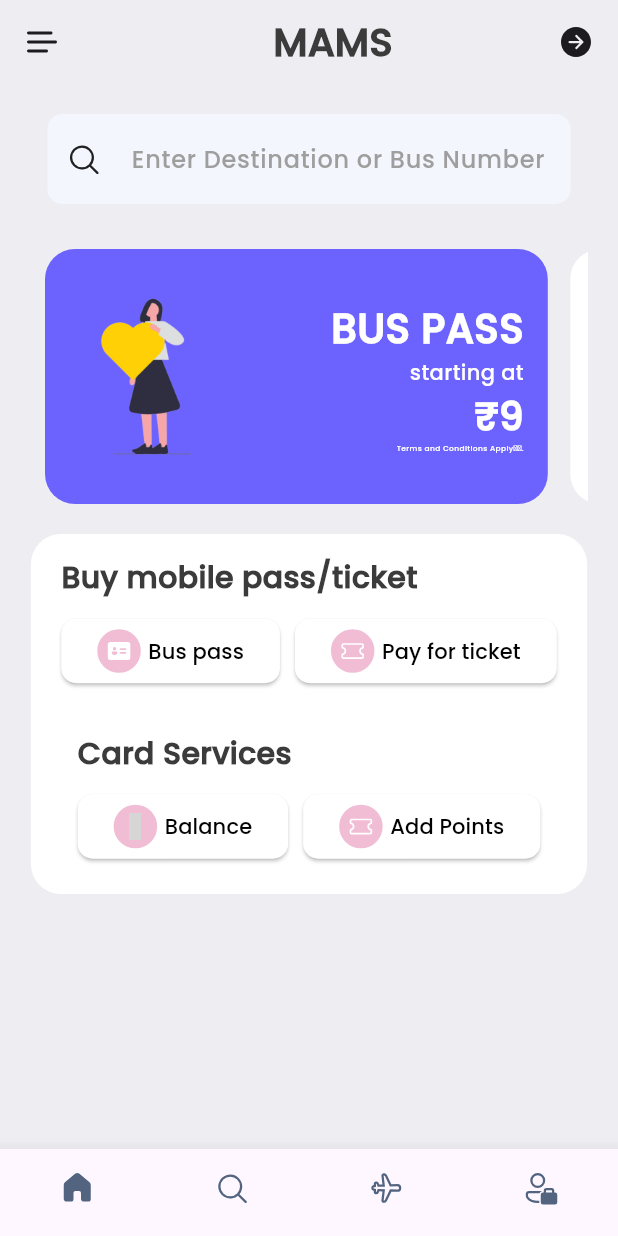
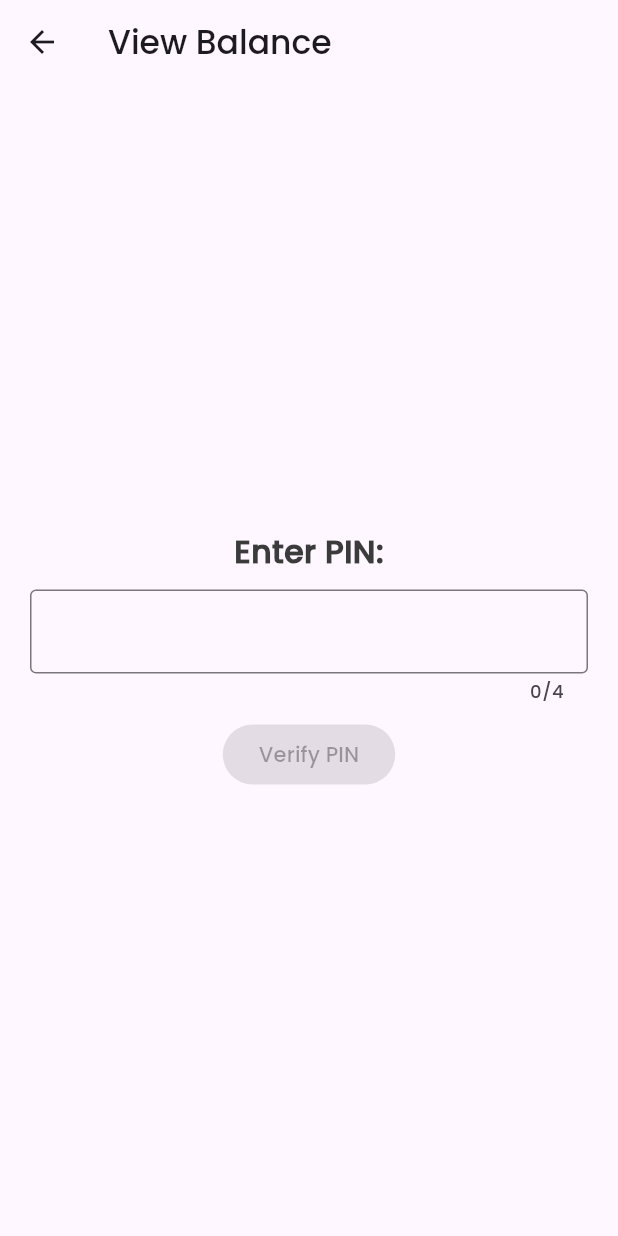
Before and after one commit to DYNAMICMORTAL/mams, a Flutter app: the screen it shows after launch, after a tap on "Balance", on a phone screen of 412 x 824 dp. Run offline on Flutter 3.47's test engine with Material 2 defaults, Android fonts, the light colour scheme and no system bars; our stand-ins replace fluentui_icons, gap, google_maps_flutter, shared_preferences, video_player; missing offline and left inert: custom_info_window, flutter_polyline_points; grey boxes are pictures that could not be loaded.

Commit message:
userProtectionSystem0.0.1

```diff
--- /dev/null
+++ b/lib/payments/balance_view.dart
@@ -0,0 +1,248 @@
+// import 'package:flutter/cupertino.dart';
+// import 'package:flutter/material.dart';
+// import '../utils/app_styles.dart';
+//
+// class Balance extends StatelessWidget {
+//   const Balance({super.key});
+//
+//   @override
+//   Widget build(BuildContext context) {
+//     return Scaffold(
+//       appBar: AppBar(
+//         title: Text("View Balance"),
+//       ),
+//       body: BalanceView(),
+//     );
+//   }
+// }
+//
+// class BalanceView extends StatelessWidget {
+//   const BalanceView({super.key});
+//
+//   @override
+//   Widget build(BuildContext context) {
+//     return Center(
+//       child: Container(
+//         child: Column(
+//           mainAxisAlignment: MainAxisAlignment.center,
+//           children: [
+//             Text("Enter Pin: ", style: Styles.headlineStyle2,),
+//           ],
+//         ),
+//       ),
+//     );
+//   }
+// }
+//
+
+
+
+
+
+
+
+
+
+// import 'package:flutter/cupertino.dart';
+// import 'package:flutter/material.dart';
+// import '../utils/app_styles.dart';
+//
+// class Balance extends StatelessWidget {
+//   const Balance({Key? key}) : super(key: key);
+//
+//   @override
+//   Widget build(BuildContext context) {
+//     return Scaffold(
+//       appBar: AppBar(
+//         title: Text("View Balance"),
+//       ),
+//       body: BalanceView(),
+//     );
+//   }
+// }
+//
+// class BalanceView extends StatefulWidget {
+//   const BalanceView({Key? key}) : super(key: key);
+//
+//   @override
+//   _BalanceViewState createState() => _BalanceViewState();
+// }
+//
+// class _BalanceViewState extends State<BalanceView> {
+//   String enteredPin = "";
+//
+//   void _updatePin(String newPin) {
+//     setState(() {
+//       enteredPin = newPin;
+//     });
+//   }
+//
+//   void _verifyPin() {
+//     // Replace this with your PIN verification logic
+//     if (enteredPin == "1234") {
+//       // Show the balance or navigate to the balance screen
+//       print("PIN verified. Display balance here.");
+//     } else {
+//       // Show an error message or perform some action
+//       print("Invalid PIN. Please try again.");
+//     }
+//   }
+//
+//   @override
+//   Widget build(BuildContext context) {
+//     return Center(
+//       child: Container(
+//         padding: EdgeInsets.all(20),
+//         child: Column(
+//           mainAxisAlignment: MainAxisAlignment.center,
+//           children: [
+//             Text("Enter PIN:", style: Styles.headlineStyle2),
+//             SizedBox(height: 10),
+//             // Display the entered PIN as dots
+//             TextField(
+//               obscureText: true,
+//               onChanged: _updatePin,
+//               keyboardType: TextInputType.number,
+//               decoration: InputDecoration(
+//                 border: OutlineInputBorder(),
+//               ),
+//             ),
+//             SizedBox(height: 10),
+//             ElevatedButton(
+//               onPressed: _verifyPin,
+//               child: Text("Verify PIN"),
+//             ),
+//           ],
+//         ),
+//       ),
+//     );
+//   }
+
+
+
+
+
+
+
+
+
+
+
+
+
+
+
+
+
+
+
+
+
+
+
+
+import 'package:flutter/cupertino.dart';
+import 'package:flutter/material.dart';
+import 'package:flutter/services.dart';// Import for inputFormatters
+import 'package:shared_preferences/shared_preferences.dart';
+import '../utils/app_styles.dart';
+
+class Balance extends StatelessWidget {
+  const Balance({Key? key}) : super(key: key);
+
+  @override
+  Widget build(BuildContext context) {
+    return Scaffold(
+      appBar: AppBar(
+        title: Text("View Balance"),
+      ),
+      body: BalanceView(),
+    );
+  }
+}
+
+class BalanceView extends StatefulWidget {
+  const BalanceView({Key? key}) : super(key: key);
+
+  @override
+  _BalanceViewState createState() => _BalanceViewState();
+}
+
+class _BalanceViewState extends State<BalanceView> {
+  String enteredPin = "";
+
+  void _updatePin(String newPin) {
+    setState(() {
+      enteredPin = newPin;
+    });
+  }
+
+  void _verifyPin() {
+    // Replace this with your PIN verification logic
+    if (enteredPin == "1234") {
+      // Navigate to the UserDetailsPage
+      Navigator.push(
+        context,
+        MaterialPageRoute(builder: (context) => UserDetailsPage()),
+      );
+    } else {
+      // Show an error message or perform some action
+      print("Invalid PIN. Please try again.");
+    }
+  }
+
+  @override
+  Widget build(BuildContext context) {
+    bool isButtonEnabled = enteredPin.length == 4; // Enable the button when 4 digits are entered
+
+    return Center(
+      child: Container(
+        padding: EdgeInsets.all(20),
+        child: Column(
+          mainAxisAlignment: MainAxisAlignment.center,
+          children: [
+            Text("Enter PIN:", style: Styles.headlineStyle2),
+            SizedBox(height: 10),
+            // Display the entered PIN as dots
+            TextField(
+              textAlign: TextAlign.center,
+              obscureText: true,
+              onChanged: (newPin) {
+                setState(() {
+                  enteredPin = newPin.substring(0, 4); // Limit to 4 digits
+                });
+              },
+              keyboardType: TextInputType.number,
+              inputFormatters: [FilteringTextInputFormatter.digitsOnly], // Only allow digits
+              maxLength: 4, // Limit input to 4 characters
+              decoration: InputDecoration(
+                border: OutlineInputBorder(),
+              ),
+            ),
+            SizedBox(height: 10),
+            ElevatedButton(
+              onPressed: isButtonEnabled ? _verifyPin : null, // Enable the button only when 4 digits are entered
+              child: Text("Verify PIN"),
+            ),
+          ],
+        ),
+      ),
+    );
+  }
+}
+
+class UserDetailsPage extends StatelessWidget {
+  @override
+  Widget build(BuildContext context) {
+    // Replace this with the user details display
+    return Scaffold(
+      appBar: AppBar(
+        title: Text("User Details"),
+      ),
+      body: Center(
+        child: Text("User's Balance: \$1000"), // Example user detail
+        // Add more user details here if needed
+      ),
+    );
+  }
+}
--- a/lib/screens/bus_pass_view.dart
+++ b/lib/screens/bus_pass_view.dart
@@ -4,6 +4,7 @@ import 'package:flutter/material.dart';
 import 'package:gap/gap.dart';
 
 import '../payments/payforticket_view.dart';
+import '../payments/balance_view.dart';
 import '../utils/app_styles.dart';
 
 class BuyPass extends StatelessWidget {
@@ -151,7 +152,12 @@ class BuyPass extends StatelessWidget {
                         Container(
                           child: ElevatedButton(
                             onPressed: () {
-                              // Handle Bus pass button press
+                              Navigator.push(
+                                context,
+                                MaterialPageRoute(
+                                  builder: (context) => Balance(),
+                                ),
+                              );
                             },
                             style: ElevatedButton.styleFrom(
 
--- a/pubspec.yaml
+++ b/pubspec.yaml
@@ -42,6 +42,7 @@ dependencies:
   google_maps_flutter: ^2.4.0
   flutter_polyline_points: ^1.0.0
   custom_info_window: ^1.0.1
+  shared_preferences: ^2.2.0
 #  google_maps_flutter: ^2.4.0
 #  flutter_search_bar: ^2.0.0
 
```
Also changed, not shown: pubspec.lock.
